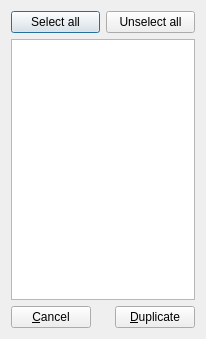
Before: the Qt Designer form sources/dialogs/dialogselection.ui in davy7125/polyphone, drawn with Qt 5.
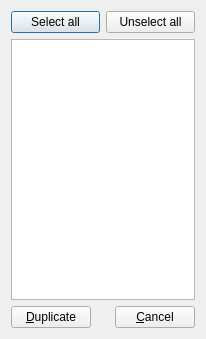
After: the same form once the commit is applied. Icons and pictures are not drawn.

Commit message:
Dialog buttons
Ok is left, cancel is right, default is ok

What changed in the file:
```diff
--- a/sources/dialogs/dialogselection.ui
+++ b/sources/dialogs/dialogselection.ui
@@ -41,9 +41,9 @@
    <item row="4" column="0" colspan="2">
     <layout class="QHBoxLayout" name="horizontalLayout_2">
      <item>
-      <widget class="QPushButton" name="pushCancel">
+      <widget class="QPushButton" name="pushOk">
        <property name="text">
-        <string>&amp;Cancel</string>
+        <string>&amp;Duplicate</string>
        </property>
       </widget>
      </item>
@@ -61,9 +61,9 @@
       </spacer>
      </item>
      <item>
-      <widget class="QPushButton" name="pushOk">
+      <widget class="QPushButton" name="pushCancel">
        <property name="text">
-        <string>&amp;Duplicate</string>
+        <string>&amp;Cancel</string>
        </property>
       </widget>
      </item>
```
Left out of the diff: 7 changed lines with no effect on the pictures. The commit also changes 22 other files.
